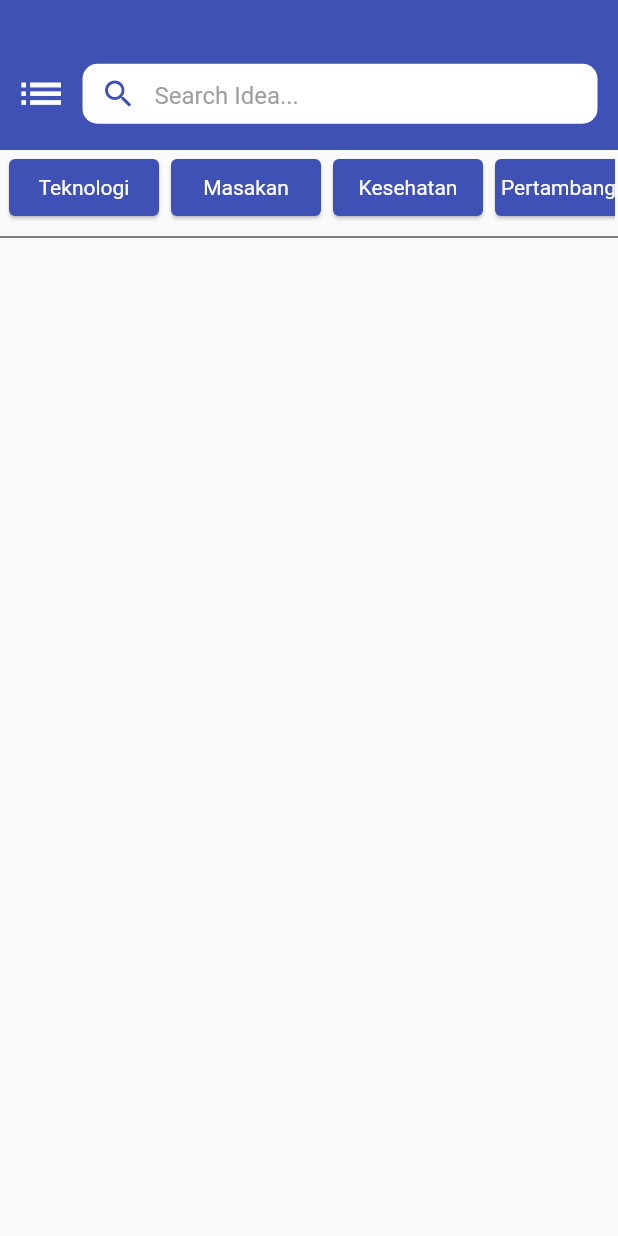
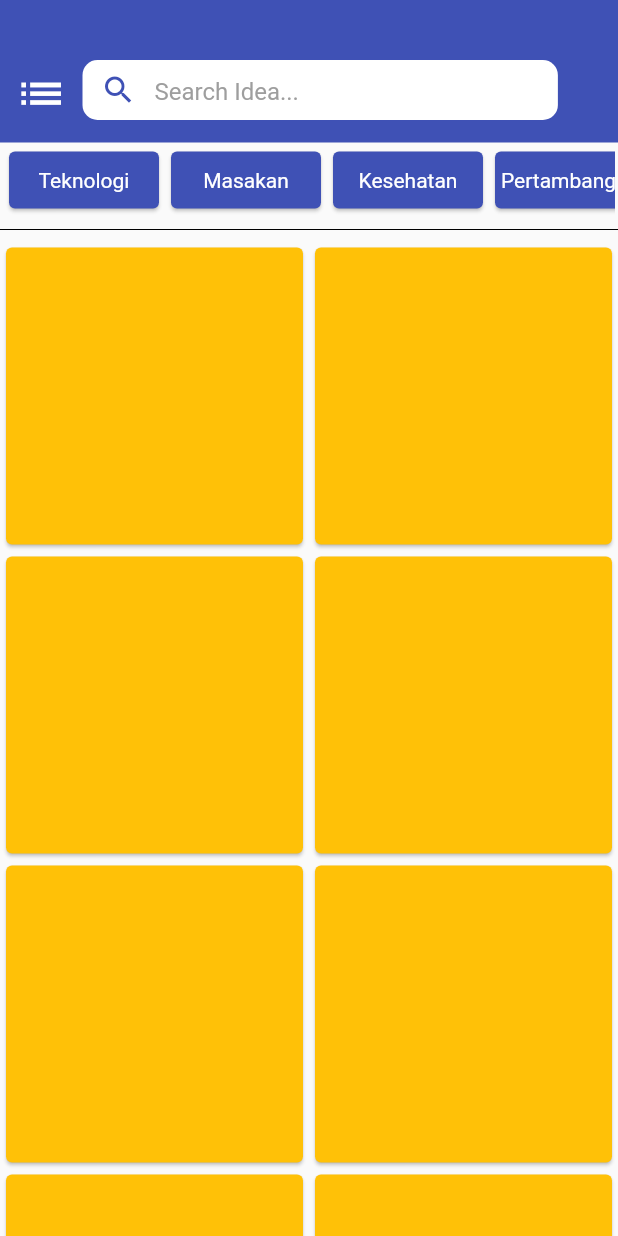
Before and after one commit to AldoReghan/IDEAShare, a Flutter app: the screen it shows after launch, on a phone screen of 412 x 824 dp. Run offline on Flutter 3.47's test engine with Material 2 defaults, Android fonts, the phone set to English and light mode, and no system bars.

Commit message:
add gridview

```diff
--- a/lib/main.dart
+++ b/lib/main.dart
@@ -1,7 +1,9 @@
 import 'package:flutter/material.dart';
 import 'package:ideashare/pages/home.dart';
+import 'package:flutter/services.dart';
 
 void main() {
+  SystemChrome.setSystemUIOverlayStyle(SystemUiOverlayStyle(statusBarColor: Colors.transparent));
   runApp(MyApp());
 }
 
@@ -11,6 +13,7 @@ class MyApp extends StatelessWidget {
     return MaterialApp(
       title: 'IDEAShare',
       home: Home(),
+      debugShowCheckedModeBanner: false,
     );
   }
 }
--- a/lib/pages/home.dart
+++ b/lib/pages/home.dart
@@ -27,13 +27,13 @@ class _HomeState extends State<Home> {
       children: [
         Container(
           color: Colors.indigo,
-          height: 100,
+          height: 95,
           child: Padding(
             padding: const EdgeInsets.only(top: 40, left: 10, right: 10),
             child: Row(
               children: [
                 Container(
-                    margin: EdgeInsets.only(bottom: 15, right: 10),
+                    margin: EdgeInsets.only(bottom: 10, right: 10),
                     child: GestureDetector(
                       onTap: () {
                         globalKey.currentState.openDrawer();
@@ -46,7 +46,7 @@ class _HomeState extends State<Home> {
                     )),
                 Container(
                   height: 40,
-                  width: MediaQuery.of(context).size.width / 1.2,
+                  width: MediaQuery.of(context).size.width/1.3,
                   margin: EdgeInsets.only(bottom: 15),
                   decoration: BoxDecoration(
                       color: Colors.white,
@@ -125,19 +125,38 @@ class _HomeState extends State<Home> {
     );
   }
 
+  gridViewItem() {
+    return Container(
+        height: MediaQuery.of(context).size.height / 1.2,
+        child: GridView.count(
+          padding: EdgeInsets.only(bottom: 5),
+          shrinkWrap: true,
+          crossAxisCount: 2,
+          children: List.generate(50, (index) {
+            return Container(
+              child: Card(
+                color: Colors.amber,
+              ),
+            );
+          }),
+        ));
+  }
+
   @override
   Widget build(BuildContext context) {
     return Scaffold(
       key: _key,
       drawer: buildDrawer(),
-      body: Column(
-        children: [
+      body: SingleChildScrollView(
+        // controller: controller,
+        child: Column(children: [
           setAppBar(_key),
           buildListKategori(),
           Divider(
             color: Colors.black,
-          )
-        ],
+          ),
+          gridViewItem()
+        ]),
       ),
     );
   }
```
